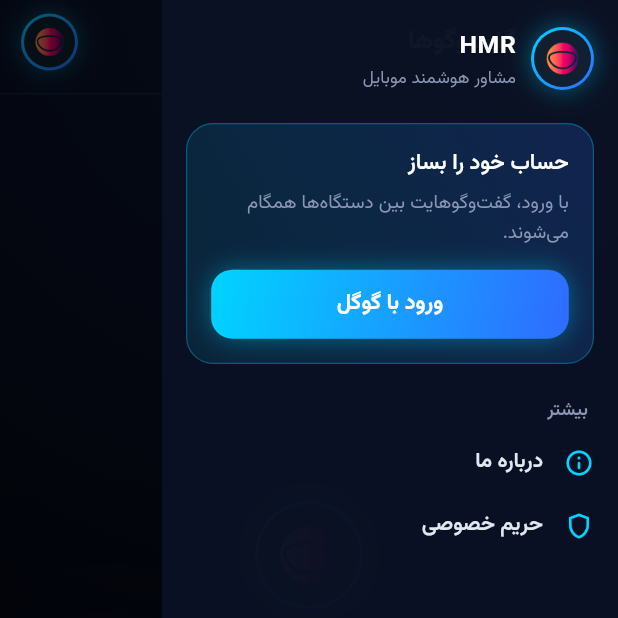
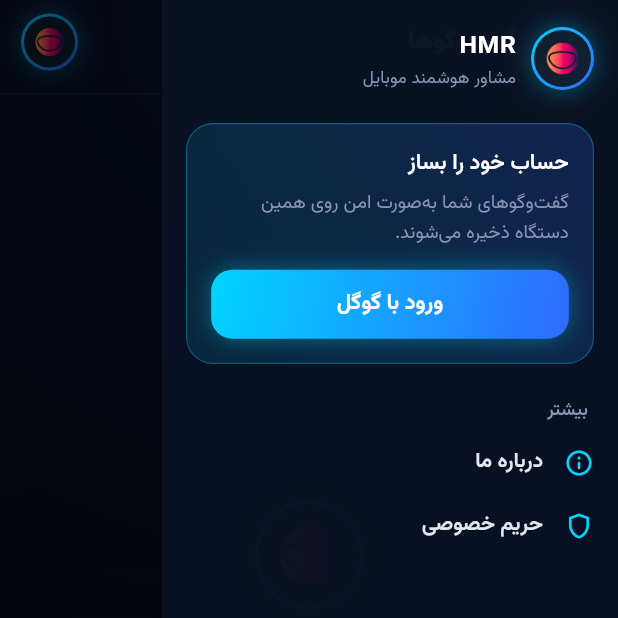
Before and after one commit to wikigoo/HMR-Flutter, a Flutter app: the screen it shows after launch, after a tap on the "menu" icon, on a phone screen of 412 x 824 dp, the top half of it. Run offline on Flutter 3.47's test engine with Material 3 defaults, Android fonts, the phone set to English and light mode, and no system bars; our stand-ins replace flutter_markdown, google_sign_in, shared_preferences, sqflite; accounts and stored records are empty; Roboto replaces fonts that are missing (SpaceGrotesk).

Commit message:
fix(ui): correct false cross-device sync claim in account card
Storage is 100% local (SQLite + SharedPreferences); there is no sync
backend. Replaces the misleading 'همگام می‌شوند' sentence with an
accurate on-device storage statement. Fixes a product-honesty boundary
violation and a potential Play Store misleading-claims policy issue.

Co-Authored-By: Claude Sonnet 4.6 <noreply@anthropic.com>

```diff
--- a/lib/screens/conversations_screen.dart
+++ b/lib/screens/conversations_screen.dart
@@ -476,7 +476,7 @@ class _AccountCard extends StatelessWidget {
             ),
             const SizedBox(height: 6),
             const Text(
-              'با ورود، گفت‌وگوهایت بین دستگاه‌ها همگام می‌شوند.',
+              'گفت‌وگوهای شما به‌صورت امن روی همین دستگاه ذخیره می‌شوند.',
               textAlign: TextAlign.right,
               style: AppTheme.tilePreview,
             ),
```
